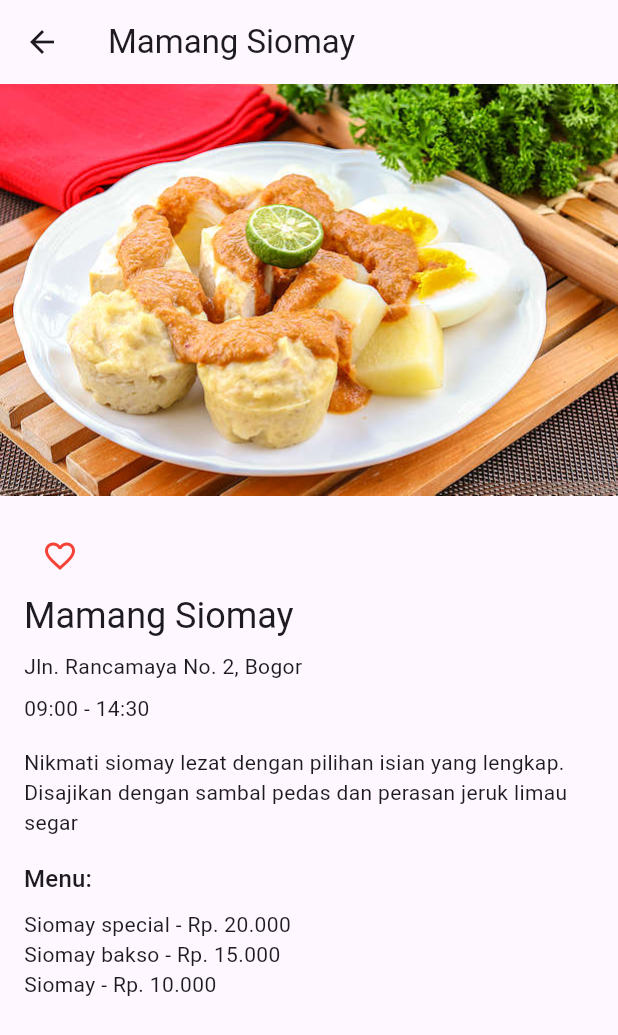
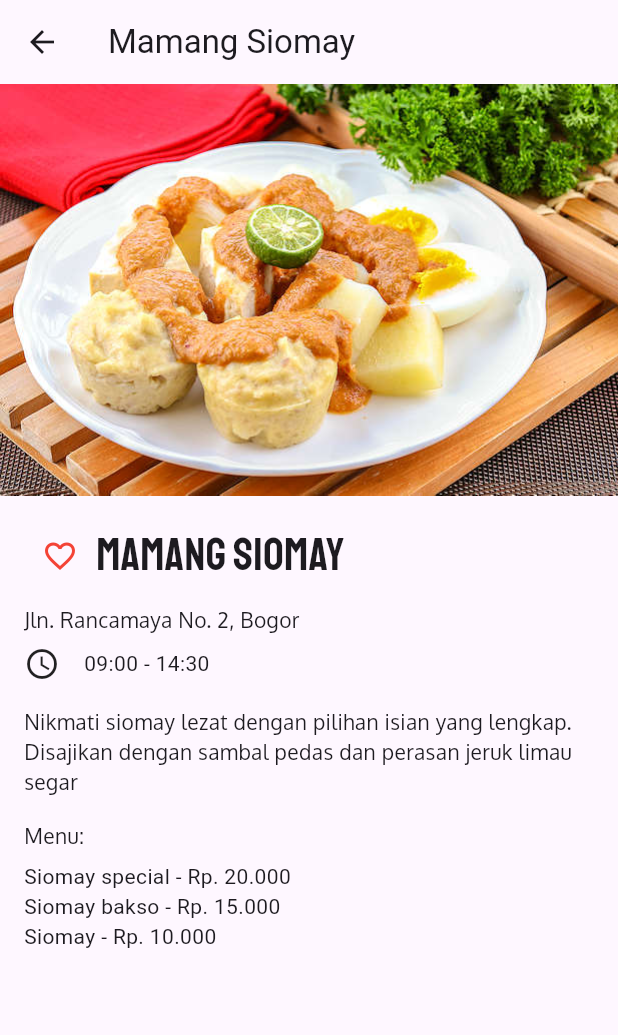
Before and after one commit to gesarizky/wisatakuliner, a Flutter app: the RestaurantPlaceGrid widget shown alone on an empty page, opened directly, after a tap on "Mamang Siomay", on a phone screen of 412 x 824 dp. Shown: the top 1035 px of the screen. Run offline on Flutter 3.47's test engine with Material 3 defaults, Android fonts, the phone set to English and light mode, and no system bars.

Commit message:
refactor code

```diff
--- a/lib/detail_screen.dart
+++ b/lib/detail_screen.dart
@@ -6,7 +6,7 @@ import 'package:wisatakuliner/widgets/detail_web_page.dart';
 class DetailScreen extends StatelessWidget {
   final RestaurantPlace place;
 
-  const DetailScreen({Key? key, required this.place}) : super(key: key);
+  const DetailScreen({super.key, required this.place});
 
   @override
   Widget build(BuildContext context) {
--- a/lib/main_screen.dart
+++ b/lib/main_screen.dart
@@ -3,7 +3,7 @@ import 'package:wisatakuliner/detail_screen.dart';
 import 'package:wisatakuliner/model/restaurant_place.dart';
 
 class MainScreen extends StatelessWidget {
-  const MainScreen({Key? key}) : super(key: key);
+  const MainScreen({super.key});
 
   @override
   Widget build(BuildContext context) {
@@ -25,7 +25,7 @@ class MainScreen extends StatelessWidget {
 }
 
 class RestaurantPlaceList extends StatelessWidget {
-  const RestaurantPlaceList({Key? key}) : super(key: key);
+  const RestaurantPlaceList({super.key});
   @override
   Widget build(BuildContext context) {
     return ListView.builder(
@@ -78,8 +78,7 @@ class RestaurantPlaceList extends StatelessWidget {
 class RestaurantPlaceGrid extends StatelessWidget {
   final int gridCount;
 
-  const RestaurantPlaceGrid({Key? key, required this.gridCount})
-    : super(key: key);
+  const RestaurantPlaceGrid({super.key, required this.gridCount});
 
   @override
   Widget build(BuildContext context) {
--- a/lib/widgets/detail_mobile_page.dart
+++ b/lib/widgets/detail_mobile_page.dart
@@ -1,6 +1,8 @@
 import 'package:flutter/material.dart';
 import 'package:wisatakuliner/model/restaurant_place.dart';
 import 'package:wisatakuliner/widgets/favorite_button.dart';
+
+var informationTextStyle = const TextStyle(fontFamily: 'Oxygen');
 
 class DetailMobilePage extends StatelessWidget {
   final RestaurantPlace place;
@@ -21,19 +23,34 @@ class DetailMobilePage extends StatelessWidget {
               child: Column(
                 crossAxisAlignment: CrossAxisAlignment.start,
                 children: [
-                  const FavoriteButton(),
-                  Text(
-                    place.name,
-                    style: Theme.of(context).textTheme.headlineSmall,
+                  Row(
+                    children: [
+                      const FavoriteButton(),
+                      Text(
+                        place.name,
+                        style: const TextStyle(
+                          fontSize: 30.0,
+                          fontFamily: 'Staatliches',
+                        ),
+                      ),
+                    ],
                   ),
+
                   const SizedBox(height: 8.0),
-                  Text(place.location),
+                  Text(place.location, style: informationTextStyle),
                   const SizedBox(height: 8.0),
-                  Text(place.openTime),
+                  Row(
+                    mainAxisAlignment: MainAxisAlignment.start,
+                    children: [
+                      const Icon(Icons.access_time),
+                      const SizedBox(width: 16.0),
+                      Text(place.openTime),
+                    ],
+                  ),
                   const SizedBox(height: 16.0),
-                  Text(place.description),
+                  Text(place.description, style: informationTextStyle),
                   const SizedBox(height: 16.0),
-                  Text("Menu:", style: Theme.of(context).textTheme.titleMedium),
+                  Text("Menu:", style: informationTextStyle),
                   const SizedBox(height: 8.0),
                   ...place.menu.map(
                     (item) => Text('${item.label} - ${item.price}'),
--- a/lib/widgets/favorite_button.dart
+++ b/lib/widgets/favorite_button.dart
@@ -2,7 +2,7 @@ import 'package:flutter/material.dart';
 
 
 class FavoriteButton extends StatefulWidget {
-  const FavoriteButton({Key? key}) : super(key: key);
+  const FavoriteButton({super.key});
 
   @override
   _FavoriteButtonState createState() => _FavoriteButtonState();
```
